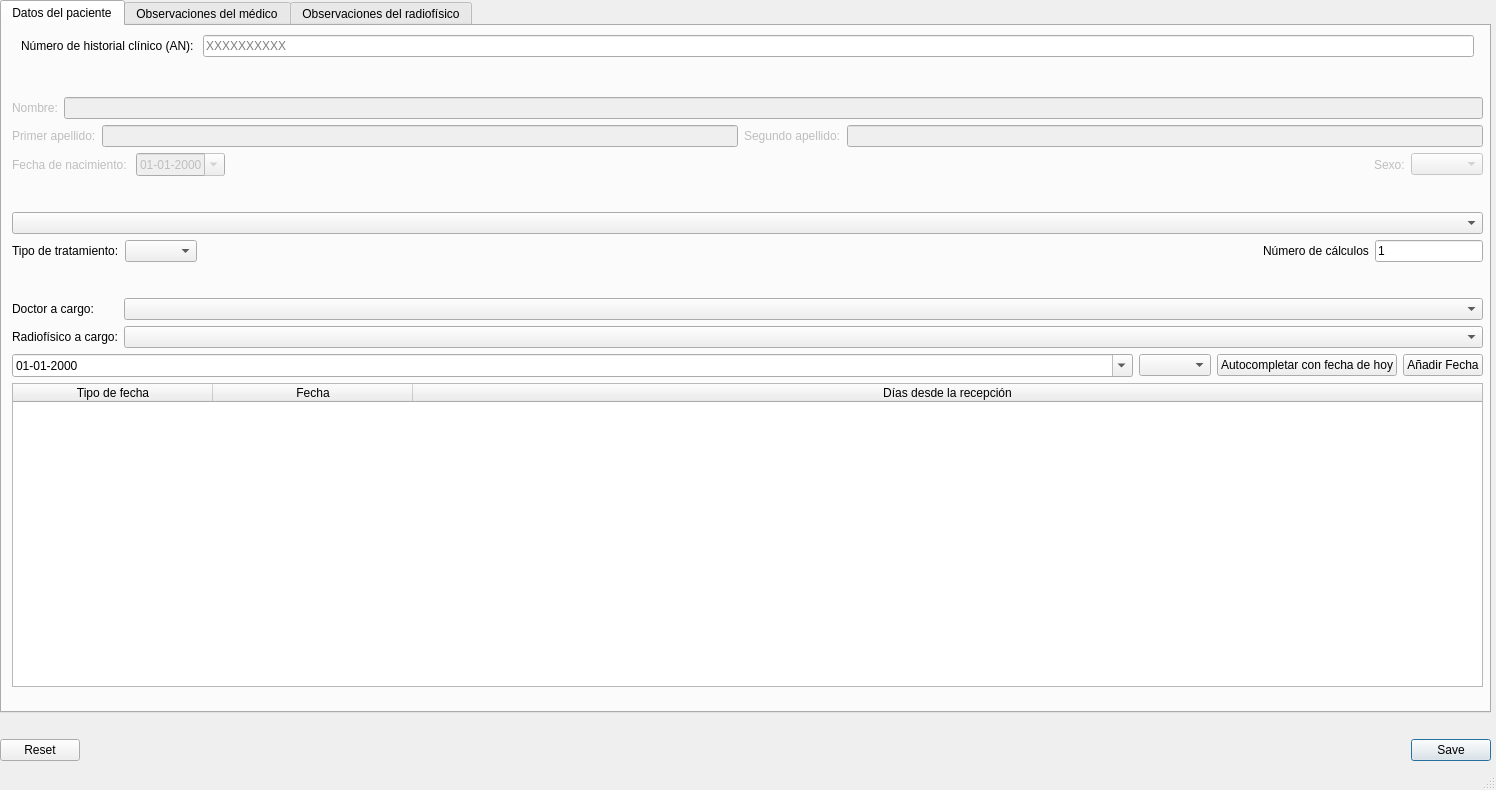
18Orion/GestorDePacientesRadioterapia, file UI/patientUI.ui: the form before one commit.
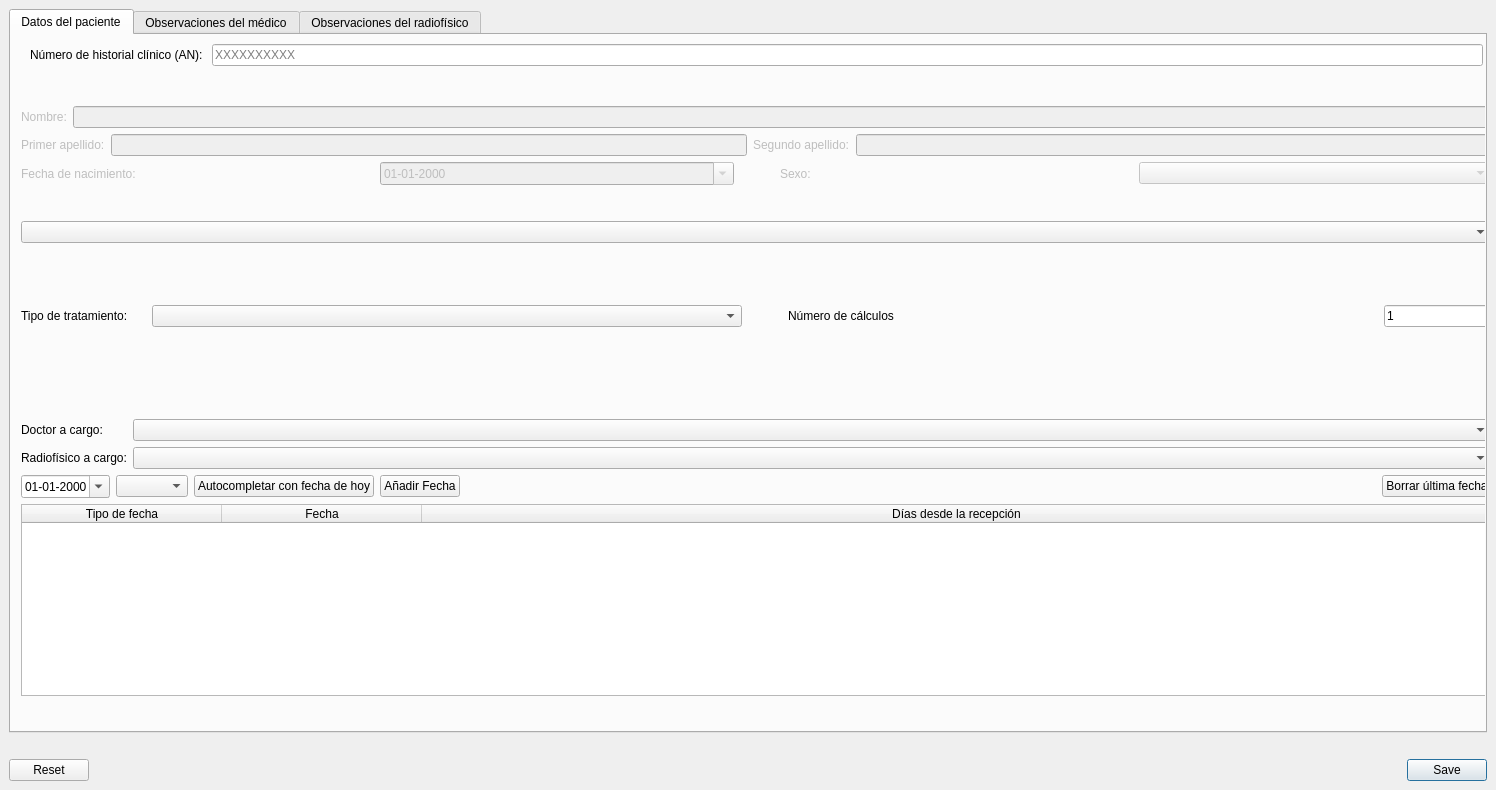
The form after the commit.

Diff of the .ui file:
```diff
--- a/UI/patientUI.ui
+++ b/UI/patientUI.ui
@@ -10,28 +10,19 @@
     <height>790</height>
    </rect>
   </property>
+  <property name="sizePolicy">
+   <sizepolicy hsizetype="Expanding" vsizetype="Expanding">
+    <horstretch>0</horstretch>
+    <verstretch>0</verstretch>
+   </sizepolicy>
+  </property>
   <property name="windowTitle">
    <string>MainWindow</string>
   </property>
   <property name="toolTip">
    <string/>
   </property>
-  <widget class="QWidget" name="centralwidget">
-   <property name="sizePolicy">
-    <sizepolicy hsizetype="Expanding" vsizetype="Expanding">
-     <horstretch>0</horstretch>
-     <verstretch>0</verstretch>
-    </sizepolicy>
-   </property>
    <widget class="QWidget" name="verticalLayoutWidget">
-    <property name="geometry">
-     <rect>
-      <x>0</x>
-      <y>0</y>
-      <width>1491</width>
-      <height>761</height>
-     </rect>
-    </property>
     <layout class="QVBoxLayout" name="verticalLayout_2">
      <item>
       <widget class="QTabWidget" name="tabWidget">
@@ -42,7 +33,7 @@
         <attribute name="title">
          <string>Datos del paciente</string>
         </attribute>
-        <widget class="QWidget" name="">
+       <widget class="QWidget" name="layoutWidget">
          <property name="geometry">
           <rect>
            <x>10</x>
@@ -56,7 +47,7 @@
            <number>6</number>
           </property>
           <property name="sizeConstraint">
-           <enum>QLayout::SizeConstraint::SetMaximumSize</enum>
+          <enum>QLayout::SetDefaultConstraint</enum>
           </property>
           <item>
            <widget class="QFrame" name="frame">
@@ -67,10 +58,7 @@
              </sizepolicy>
             </property>
             <property name="frameShape">
-             <enum>QFrame::Shape::NoFrame</enum>
-            </property>
-            <property name="frameShadow">
-             <enum>QFrame::Shadow::Raised</enum>
+            <enum>QFrame::NoFrame</enum>
             </property>
             <property name="lineWidth">
              <number>5</number>
@@ -134,7 +122,7 @@
             </property>
             <layout class="QVBoxLayout" name="personalDataLayout">
              <property name="sizeConstraint">
-              <enum>QLayout::SizeConstraint::SetMinimumSize</enum>
+             <enum>QLayout::SetDefaultConstraint</enum>
              </property>
              <property name="leftMargin">
               <number>0</number>
@@ -223,7 +211,7 @@
                <item>
                 <spacer name="horizontalSpacer">
                  <property name="orientation">
-                  <enum>Qt::Orientation::Horizontal</enum>
+                 <enum>Qt::Vertical</enum>
                  </property>
                  <property name="sizeHint" stdset="0">
                   <size>
@@ -292,7 +280,7 @@
             <item>
              <spacer name="horizontalSpacer_2">
               <property name="orientation">
-               <enum>Qt::Orientation::Horizontal</enum>
+              <enum>Qt::Vertical</enum>
               </property>
               <property name="sizeHint" stdset="0">
                <size>
@@ -343,7 +331,7 @@
           <item>
            <layout class="QGridLayout" name="gridLayout">
             <property name="sizeConstraint">
-             <enum>QLayout::SizeConstraint::SetMinimumSize</enum>
+            <enum>QLayout::SetDefaultConstraint</enum>
             </property>
             <property name="topMargin">
              <number>0</number>
@@ -459,6 +447,26 @@
               </property>
              </widget>
             </item>
+           <item>
+            <spacer name="horizontalSpacer_3">
+             <property name="orientation">
+              <enum>Qt::Horizontal</enum>
+             </property>
+             <property name="sizeHint" stdset="0">
+              <size>
+               <width>40</width>
+               <height>20</height>
+              </size>
+             </property>
+            </spacer>
+           </item>
+           <item>
+            <widget class="QPushButton" name="removeDate">
+             <property name="text">
+              <string>Borrar última fecha</string>
+             </property>
+            </widget>
+           </item>
            </layout>
           </item>
           <item>
@@ -561,6 +569,7 @@
        </property>
        <property name="font">
         <font>
+        <weight>50</weight>
          <bold>false</bold>
         </font>
        </property>
@@ -572,17 +581,12 @@
      <item>
       <widget class="QDialogButtonBox" name="finalButtons">
        <property name="standardButtons">
-        <set>QDialogButtonBox::StandardButton::Reset|QDialogButtonBox::StandardButton::Save</set>
-       </property>
-       <property name="centerButtons">
-        <bool>false</bool>
+       <set>QDialogButtonBox::Reset|QDialogButtonBox::Save</set>
        </property>
       </widget>
      </item>
     </layout>
    </widget>
-  </widget>
-  <widget class="QStatusBar" name="statusbar"/>
  </widget>
  <resources/>
  <connections/>
```
Left out of the diff: 20 changed lines with no effect on the pictures. Lines whose indentation alone changed are shown as unchanged.
